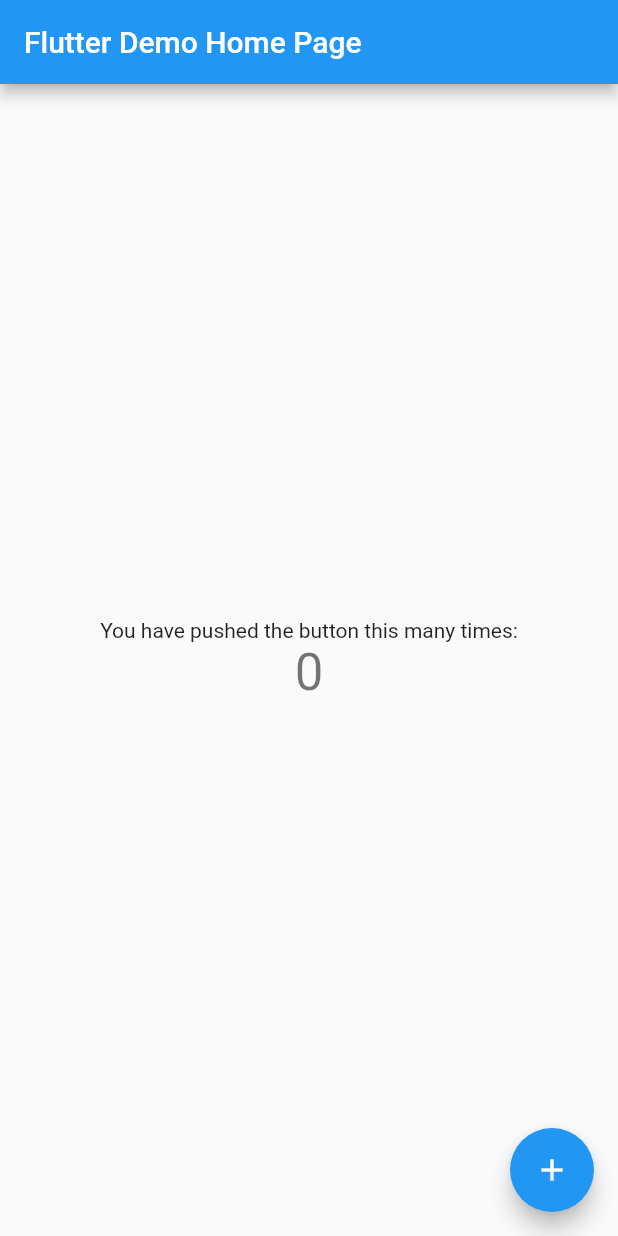
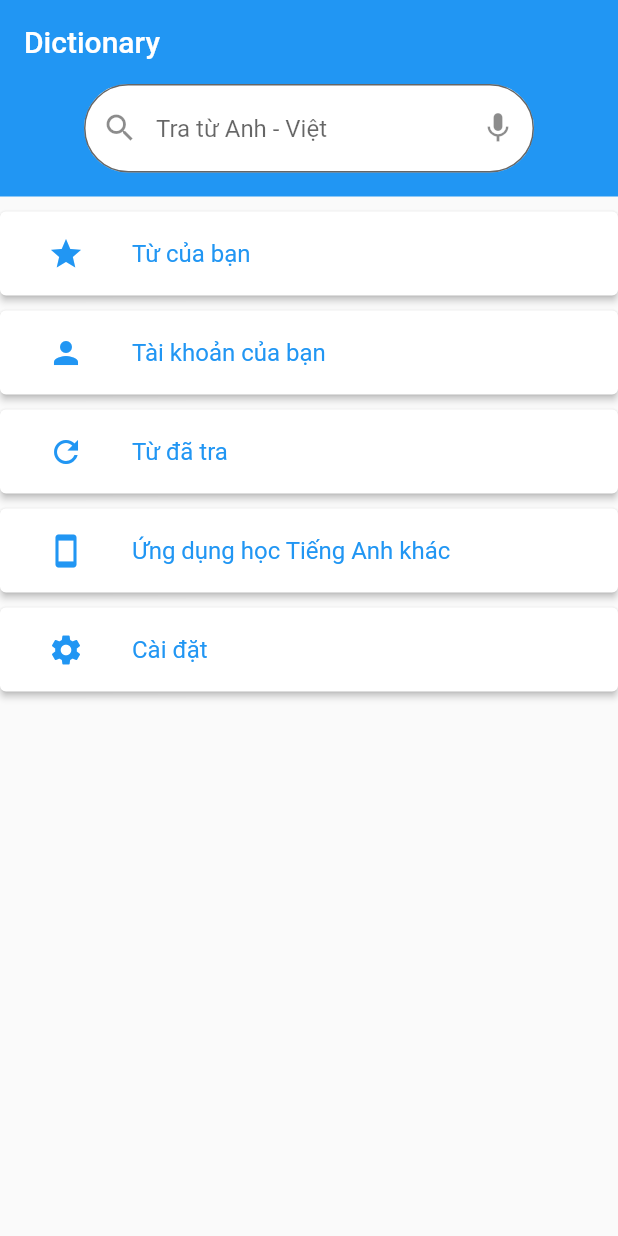
Before and after one commit to thuankhangho/bt-flutter, a Flutter app: the screen it shows after launch, on a phone screen of 412 x 824 dp. Run offline on Flutter 3.47's test engine with Material 2 defaults, Android fonts, the phone set to English and light mode, and no system bars; our stand-ins replace shared_preferences.

Commit message:
Updated main.dart

```diff
--- a/lib/lib_frontend/main_page.dart
+++ b/lib/lib_frontend/main_page.dart
@@ -1,26 +1,7 @@
 import 'package:flutter/material.dart';
 
-void main() {
-  runApp(const MyApp());
-}
-
-class MyApp extends StatelessWidget {
-  const MyApp({Key? key}) : super(key: key);
-
-  @override
-  Widget build(BuildContext context) {
-    return MaterialApp(
-      title: 'Flutter Demo',
-      theme: ThemeData(
-        primarySwatch: Colors.blue,
-      ),
-      home: const MyHomePage(title: 'Dictionary'),
-    );
-  }
-}
-
-class lineBoard extends StatelessWidget {
-  const lineBoard(this.icon, this.title,{super.key});
+class LineBoard extends StatelessWidget {
+  const LineBoard(this.icon, this.title, {super.key});
   final IconData icon;
   final String title;
   @override
@@ -34,30 +15,24 @@ class lineBoard extends StatelessWidget {
         ),
         child: ListTile(
           leading: Icon(icon),
-          title: Text(title,),
+          title: Text(
+            title,
+          ),
           selected: true,
         ),
-        onPressed: (){},
+        onPressed: () {},
       ),
     );
   }
 }
 
-class MyHomePage extends StatefulWidget {
-  const MyHomePage({Key? key, required this.title}) : super(key: key);
-  final String title;
-
-  @override
-  State<MyHomePage> createState() => _MyHomePageState();
-}
-
-class _MyHomePageState extends State<MyHomePage> {
+class MainPage extends StatelessWidget {
   @override
   Widget build(BuildContext context) {
     return Scaffold(
       // backgroundColor: Colors.white,
       appBar: AppBar(
-        title: Text(widget.title),
+        title: Text("Dictionary"),
         elevation: 0,
       ),
       body: SingleChildScrollView(
@@ -102,18 +77,13 @@ class _MyHomePageState extends State<MyHomePage> {
                 ),
               )
             ]),
-            lineBoard(Icons.star,"Từ của bạn"),
-            lineBoard(Icons.person,"Tài khoản của bạn"),
-            lineBoard(Icons.refresh,"Từ đã tra"),
-            lineBoard(Icons.smartphone,"Ứng dụng học Tiếng Anh khác"),
-            lineBoard(Icons.settings,"Cài đặt"),
+            LineBoard(Icons.star, "Từ của bạn"),
+            LineBoard(Icons.person, "Tài khoản của bạn"),
+            LineBoard(Icons.refresh, "Từ đã tra"),
+            LineBoard(Icons.smartphone, "Ứng dụng học Tiếng Anh khác"),
+            LineBoard(Icons.settings, "Cài đặt"),
           ],
         ),
-      ),
-      floatingActionButton: FloatingActionButton(
-        onPressed: () {},
-        tooltip: 'Increment',
-        child: const Icon(Icons.search),
       ),
     );
   }
--- a/lib/main.dart
+++ b/lib/main.dart
@@ -1,5 +1,5 @@
 import 'package:flutter/material.dart';
-import 'lib_frontend/create_account.dart';
+import 'lib_frontend/main_page.dart';
 
 void main() {
   runApp(const MyApp());
@@ -10,56 +10,11 @@ class MyApp extends StatelessWidget {
   @override
   Widget build(BuildContext context) {
     return MaterialApp(
-      title: 'Flutter Demo',
+      title: 'Từ điển Flutter',
       theme: ThemeData(
         primarySwatch: Colors.blue,
       ),
-      home: const MyHomePage(title: 'Flutter Demo Home Page'),
+      home: MainPage(),
     );
   }
 }
-
-class MyHomePage extends StatefulWidget {
-  const MyHomePage({Key? key, required this.title}) : super(key: key);
-  final String title;
-  @override
-  State<MyHomePage> createState() => _MyHomePageState();
-}
-
-class _MyHomePageState extends State<MyHomePage> {
-  int _counter = 0;
-
-  void _incrementCounter() {
-    setState(() {
-      _counter++;
-    });
-  }
-
-  @override
-  Widget build(BuildContext context) {
-    return Scaffold(
-      appBar: AppBar(
-        title: Text(widget.title),
-      ),
-      body: Center(
-        child: Column(
-          mainAxisAlignment: MainAxisAlignment.center,
-          children: <Widget>[
-            const Text(
-              'You have pushed the button this many times:',
-            ),
-            Text(
-              '$_counter',
-              style: Theme.of(context).textTheme.headline4,
-            ),
-          ],
-        ),
-      ),
-      floatingActionButton: FloatingActionButton(
-        onPressed: _incrementCounter,
-        tooltip: 'Increment',
-        child: const Icon(Icons.add),
-      ),
-    );
-  }
-}
```
